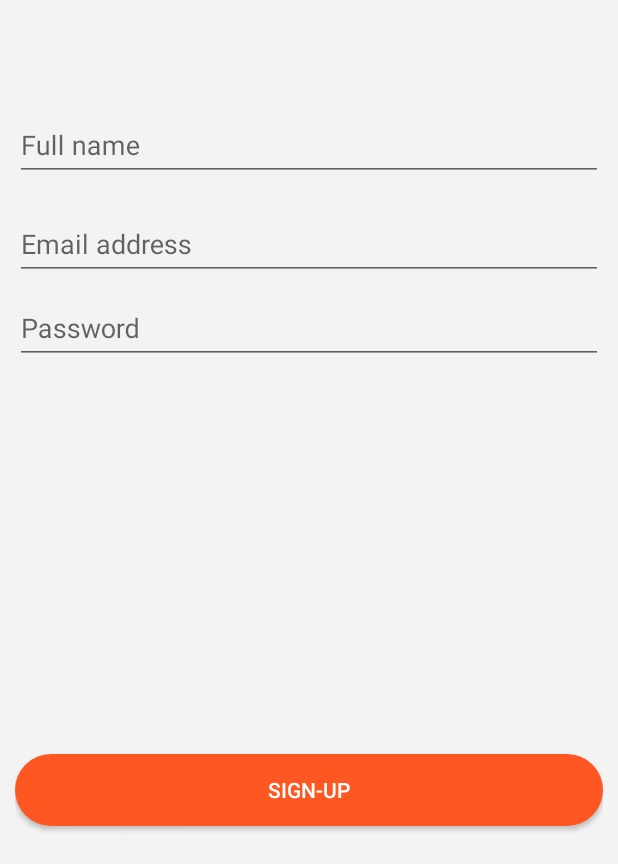
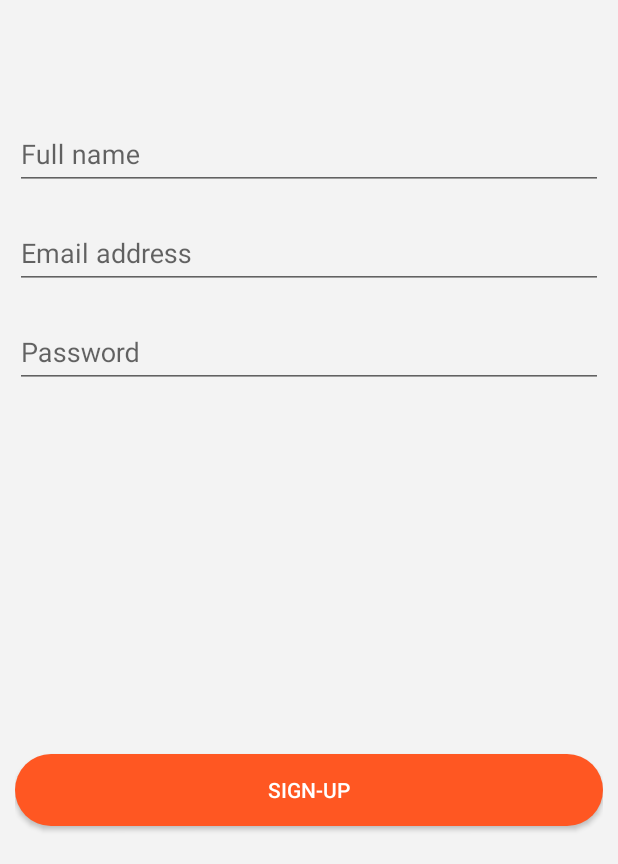
Before and after one commit to amiraghelan/LoginPage, an Android app: the screen it shows after launch (MainActivity), tab 2 chosen, on a phone screen of 412 x 824 dp, the part 372-1236 px from its top. Run offline under Robolectric (Android 15) with nearby library versions, the phone set to English and light mode, and no system bars.

Commit message:
fix collps issue

```diff
--- a/app/src/main/AndroidManifest.xml
+++ b/app/src/main/AndroidManifest.xml
@@ -11,7 +11,9 @@
         android:theme="@style/Theme.LoginPage">
         <activity
             android:name=".MainActivity"
-            android:exported="true">
+            android:exported="true"
+            android:windowSoftInputMode="adjustResize"
+            >
             <intent-filter>
                 <action android:name="android.intent.action.MAIN" />
 
--- a/app/src/main/res/layout/activity_main.xml
+++ b/app/src/main/res/layout/activity_main.xml
@@ -13,6 +13,8 @@
         android:layout_height="200dp"
         android:padding="50dp"
         android:scaleType="fitCenter"
+        app:layout_constraintEnd_toEndOf="parent"
+        app:layout_constraintStart_toStartOf="parent"
         app:layout_constraintTop_toTopOf="parent"
         app:srcCompat="@drawable/chef" />
 
--- a/app/src/main/res/layout/fragment_sign_up.xml
+++ b/app/src/main/res/layout/fragment_sign_up.xml
@@ -1,22 +1,29 @@
 <?xml version="1.0" encoding="utf-8"?>
-<androidx.constraintlayout.widget.ConstraintLayout xmlns:android="http://schemas.android.com/apk/res/android"
+<ScrollView xmlns:android="http://schemas.android.com/apk/res/android"
     xmlns:app="http://schemas.android.com/apk/res-auto"
     xmlns:tools="http://schemas.android.com/tools"
     android:layout_width="match_parent"
     android:layout_height="match_parent"
+    android:background="#F3F3F3"
+    android:fillViewport="true"
     android:paddingHorizontal="10dp"
-    tools:context=".SignUpFragment"
-    android:background="#F3F3F3">
+    tools:context=".SignUpFragment">
+
+    <androidx.constraintlayout.widget.ConstraintLayout
+        android:layout_width="match_parent"
+        android:layout_height="match_parent">
 
         <com.google.android.material.textfield.TextInputLayout
             android:id="@+id/textInputLayout3"
             android:layout_width="match_parent"
             android:layout_height="wrap_content"
+            android:layout_marginTop="10dp"
             app:layout_constraintBottom_toTopOf="@+id/textInputLayout"
+            app:layout_constraintEnd_toEndOf="parent"
+            app:layout_constraintStart_toStartOf="parent"
             app:layout_constraintTop_toTopOf="parent"
             app:layout_constraintVertical_bias="0.2"
-        app:layout_constraintVertical_chainStyle="packed"
-        tools:layout_editor_absoluteX="10dp">
+            app:layout_constraintVertical_chainStyle="packed">
 
             <com.google.android.material.textfield.TextInputEditText
                 android:layout_width="match_parent"
@@ -30,13 +37,7 @@
             android:layout_height="wrap_content"
             android:layout_marginTop="10dp"
             app:layout_constraintBottom_toTopOf="@+id/textInputLayout2"
-        app:layout_constraintEnd_toEndOf="parent"
-        app:layout_constraintEnd_toStartOf="@+id/textInputLayout2"
-        app:layout_constraintHorizontal_bias="0.5"
-        app:layout_constraintStart_toEndOf="@+id/textInputLayout3"
-        app:layout_constraintStart_toStartOf="parent"
-        app:layout_constraintTop_toBottomOf="@+id/textInputLayout3"
-        app:layout_constraintVertical_chainStyle="packed">
+            app:layout_constraintTop_toBottomOf="@+id/textInputLayout3">
 
             <com.google.android.material.textfield.TextInputEditText
                 android:layout_width="match_parent"
@@ -48,9 +49,9 @@
             android:id="@+id/textInputLayout2"
             android:layout_width="match_parent"
             android:layout_height="wrap_content"
+            android:layout_marginTop="10dp"
             app:layout_constraintBottom_toTopOf="@+id/button"
-        app:layout_constraintTop_toBottomOf="@+id/textInputLayout"
-        tools:layout_editor_absoluteX="10dp">
+            app:layout_constraintTop_toBottomOf="@+id/textInputLayout">
 
             <com.google.android.material.textfield.TextInputEditText
                 android:layout_width="match_parent"
@@ -70,5 +71,6 @@
             app:layout_constraintBottom_toBottomOf="parent"
             app:layout_constraintEnd_toEndOf="parent"
             app:layout_constraintStart_toStartOf="parent" />
+    </androidx.constraintlayout.widget.ConstraintLayout>
 
-</androidx.constraintlayout.widget.ConstraintLayout>
+</ScrollView>
```
Also changed, not shown: app/src/main/res/layout/fragment_login.xml (+20 -13 lines). Lines whose indentation alone changed are shown as unchanged.
